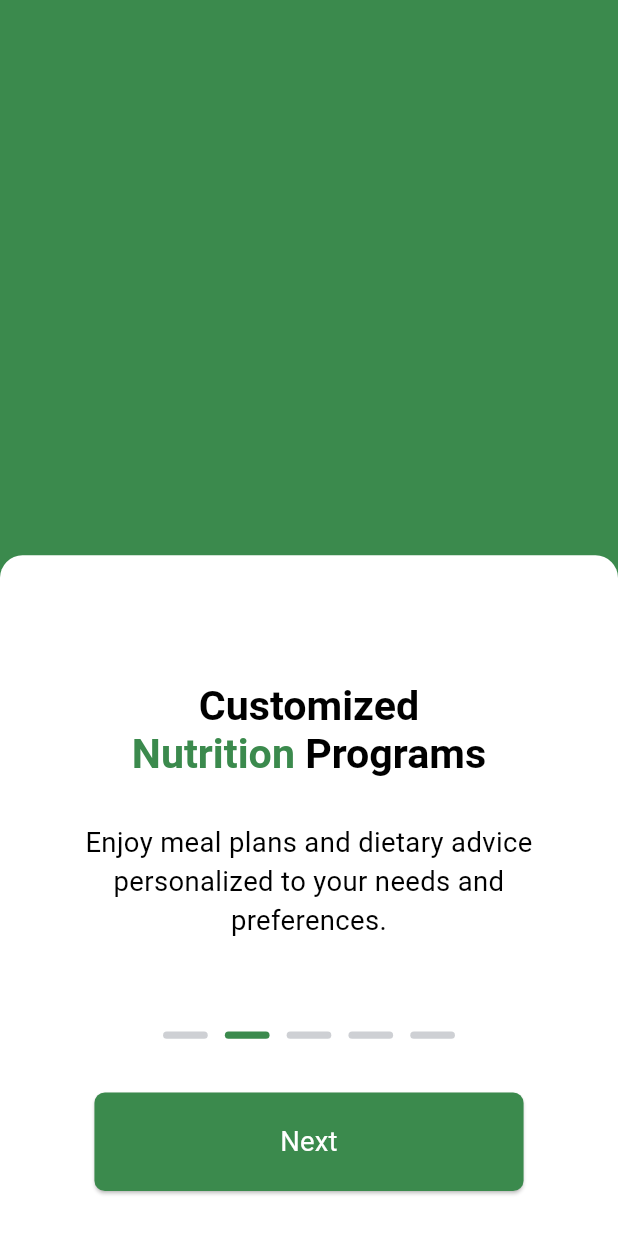
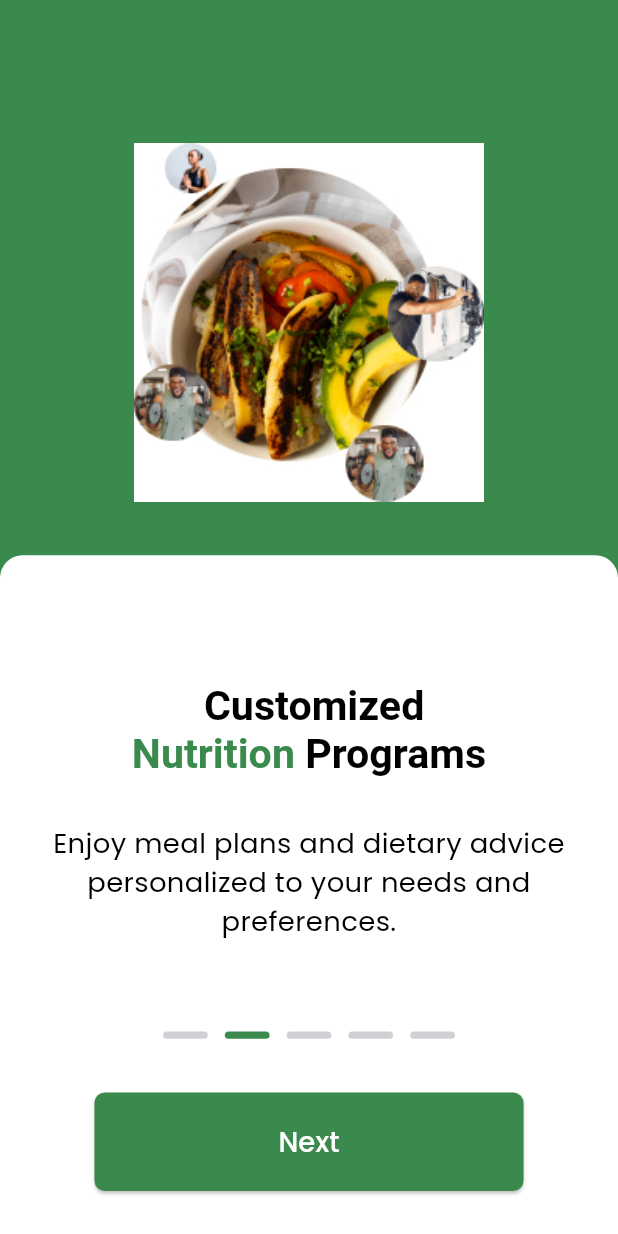
Before and after one commit to Figorate/figorate-mobile, a Flutter app: the screen it shows after launch, on a phone screen of 412 x 824 dp. Run offline on Flutter 3.47's test engine with Material 3 defaults, Android fonts, the phone set to English and light mode, and no system bars; drawn by our look-alikes of overlay_support; our stand-ins replace dio, flutter_screenutil, get_it, google_fonts, stacked; statements that could not run were skipped.

Commit message:
worked on get started and intro screen

```diff
--- a/lib/app.dart
+++ b/lib/app.dart
@@ -1,5 +1,6 @@
 import 'package:figorate_mobile/core/theme/app_colors.dart';
 import 'package:figorate_mobile/core/theme/app_theme.dart';
+import 'package:figorate_mobile/presentation/screens/intro/get_started.dart';
 import 'package:figorate_mobile/presentation/screens/splash/splash_screen.dart';
 import 'package:figorate_mobile/services/locator/service_locator.dart';
 import 'package:flutter/material.dart';
@@ -30,10 +31,13 @@ class _MyAppState extends State<MyApp> {
           return GestureDetector(
             child: MaterialApp(
               navigatorKey: navigationService.navigatorKey,
-              title: 'Nzinger',
+              title: 'Figorate',
               debugShowCheckedModeBanner: false,
               theme: getApplicationTheme(),
               home: const SplashScreen(),
+              routes: {
+                '/get-started': (context) => const GetStartedScreen(),
+              },
             ),
           );
         },
--- a/lib/core/constant/assets.dart
+++ b/lib/core/constant/assets.dart
@@ -1,3 +1,8 @@
 class Assets {
   static const String figorateLogo = 'assets/png/figorate_logo.png';
+  static const String firstPersonalizedIntro = 'assets/jpg/first-Personalised-Intro.jpg';
+  static const String secondPersonalizedIntro = 'assets/jpg/second-personalized-intro.jpg';
+  static const String thirdPersonalizedIntro = 'assets/jpg/third-personalized-intro.jpg';
+  static const String fourthPersonalizedIntro = 'assets/jpg/fourth-personalized-intro.jpg';
+  static const String fifthPersonalizedIntro = 'assets/jpg/fifth-personalized-intro.jpg';
 }
--- a/lib/core/theme/app_colors.dart
+++ b/lib/core/theme/app_colors.dart
@@ -2,8 +2,9 @@ import 'package:figorate_mobile/core/theme/app_theme.dart';
 import 'package:flutter/material.dart';
 
 class AppColors {
-  static Color black = const Color.fromARGB(0, 0, 0, 0);
-  static Color green = HexColor.fromHex('##3B8A4D');
+  static Color black = HexColor.fromHex("#000000");
+  static Color green = HexColor.fromHex('#3B8A4D');
+  static Color lightGreen = HexColor.fromHex("#4EB867");
   static Color white = HexColor.fromHex('#FFFFFF');
   static Color grey = HexColor.fromHex("#CED0D4");
 }
--- a/lib/core/theme/app_theme.dart
+++ b/lib/core/theme/app_theme.dart
@@ -1,6 +1,5 @@
 import 'package:figorate_mobile/core/theme/app_colors.dart';
 import 'package:flutter/material.dart';
-import 'package:flutter_screenutil/flutter_screenutil.dart';
 
 
 extension HexColor on Color {
@@ -21,15 +20,6 @@ ThemeData _appTheme = ThemeData(
         foregroundColor: AppColors.green,
       )
   ),
-  elevatedButtonTheme: ElevatedButtonThemeData(
-    style: ElevatedButton.styleFrom(
-      fixedSize: Size(250.w, 55.h),
-      backgroundColor: AppColors.green,
-      shape: RoundedRectangleBorder(
-        borderRadius: BorderRadius.circular(7),
-      ),
-    ),
-  ),
   primarySwatch: Colors.grey,
 );
 
--- a/lib/presentation/screens/carousel/carousel_screen.dart
+++ b/lib/presentation/screens/carousel/carousel_screen.dart
@@ -1,12 +1,24 @@
+import 'package:figorate_mobile/core/constant/assets.dart';
 import 'package:figorate_mobile/core/theme/app_colors.dart';
 import 'package:figorate_mobile/presentation/screens/carousel/carousel_view_model.dart';
+import 'package:figorate_mobile/presentation/widgets/custom_button.dart';
 import 'package:figorate_mobile/presentation/widgets/custom_text.dart';
+import 'package:figorate_mobile/presentation/widgets/text_highlighter.dart';
+import 'package:figorate_mobile/services/locator/service_locator.dart';
 import 'package:flutter/material.dart';
 import 'package:stacked/stacked.dart';
 import 'package:flutter_screenutil/flutter_screenutil.dart';
 
 class CarouselScreen extends StatelessWidget {
-  const CarouselScreen({super.key});
+  CarouselScreen({super.key});
+
+  final List<String> _images = [
+    Assets.firstPersonalizedIntro,
+    Assets.secondPersonalizedIntro,
+    Assets.thirdPersonalizedIntro,
+    Assets.fourthPersonalizedIntro,
+    Assets.fifthPersonalizedIntro,
+  ];
 
   @override
   Widget build(BuildContext context) {
@@ -16,7 +28,23 @@ class CarouselScreen extends StatelessWidget {
         viewModel.startAutoSlide();
       },
       builder: (context, viewModel, _) {
-        return Container(
+        return Scaffold(
+          body: Stack(
+            alignment: Alignment.bottomCenter,
+            children: [
+              Positioned(
+                top: 80.h,
+                left: 0,
+                right: 0,
+                child: Image.asset(
+                  _images[viewModel.currentPage],
+                  height: 200.h,
+                  fit: BoxFit.contain,
+                ),
+              ),
+              Align(
+                alignment: Alignment.bottomCenter,
+                child: Container(
                   height: 380.h,
                   decoration: BoxDecoration(
                     color: AppColors.white,
@@ -76,16 +104,23 @@ class CarouselScreen extends StatelessWidget {
                           }),
                         ),
                         SizedBox(height: 30.h),
-                ElevatedButton(
-                  onPressed: viewModel.goToNextSlide,
-                  child: CustomText(
-                    text: 'Next',
-                    color: AppColors.white,
-                    fontSize: 16.sp,
+                        CustomButton(
+                          onPressed: () {
+                            if (viewModel.currentPage == 4) {
+                              navigationService.pushNamed("/get-started");
+                            } else {
+                              viewModel.goToNextSlide();
+                            }
+                          },
+                          text: viewModel.currentPage == 4 ? 'Get started' : 'Next',
+                          textColor: AppColors.white,
+                        ),
+                      ],
+                    ),
+                  ),
                 ),
               ),
             ],
-            ),
           ),
         );
       },
@@ -93,29 +128,15 @@ class CarouselScreen extends StatelessWidget {
   }
 
   Widget _carouselItem(String title, String description, String highlightWord) {
-    List<String> words = title.split(' ');
     return Container(
       color: Colors.transparent,
       child: Column(
         mainAxisAlignment: MainAxisAlignment.center,
         children: [
           Center(
-            child: RichText(
-              textAlign: TextAlign.center,
-              text: TextSpan(
-                children: words.map<InlineSpan>((word) {
-                  return TextSpan(
-                    text: '$word ',
-                    style: TextStyle(
-                      fontSize: 24.sp,
-                      fontWeight: FontWeight.w600,
-                      color: (word.contains(highlightWord))
-                          ? AppColors.green
-                          : Colors.black,
-                    ),
-                  );
-                }).toList(),
-              ),
+            child: HighlightedText(
+              text: title,
+              highlightWord: highlightWord,
             ),
           ),
           SizedBox(height: 25.h),
--- /dev/null
+++ b/lib/presentation/screens/intro/get_started.dart
@@ -0,0 +1,62 @@
+import 'package:figorate_mobile/presentation/widgets/custom_button.dart';
+import 'package:figorate_mobile/presentation/widgets/custom_text.dart';
+import 'package:figorate_mobile/presentation/widgets/text_highlighter.dart';
+import 'package:figorate_mobile/services/locator/service_locator.dart';
+import 'package:flutter/material.dart';
+import 'package:figorate_mobile/core/theme/app_colors.dart';
+import 'package:flutter_screenutil/flutter_screenutil.dart';
+
+class GetStartedScreen extends StatelessWidget {
+  const GetStartedScreen
+({super.key});
+
+  @override
+  Widget build(BuildContext context) {
+    return Scaffold(
+      appBar: AppBar(
+        backgroundColor: AppColors.green,
+        elevation: 0,
+        leading: IconButton(
+          icon: Icon(Icons.arrow_back, color: AppColors.white),
+          onPressed: () {
+            navigationService.pop();
+          },
+        ),
+      ),
+      body: Padding(
+        padding: const EdgeInsets.all(10),
+        child: Column(
+          crossAxisAlignment: CrossAxisAlignment.start,
+          children: [
+            SizedBox(height: 80.h),
+            HighlightedText(
+              text: "Get Started To.\n Personalize \n Your Experience",
+              highlightWord: "Personalize",
+              highlightColor: AppColors.lightGreen,
+              defaultColor: AppColors.white,
+              textAlign: TextAlign.left,
+              fontSize: 28.sp,
+            ),
+            SizedBox(height: 40.h),
+            CustomText(
+              text:
+                  'To create a personalized nutritions and training plan for You, built by Our team \nof experts in medical and fitness',
+              color: AppColors.white,
+              fontSize: 16.sp,
+              textAlign: TextAlign.left,
+            ),
+            SizedBox(height: 100.h),
+            Center(
+              child: CustomButton(
+                onPressed: () {},
+                text: 'Get Started',
+                fontWeight: FontWeight.w600,
+                backgroundColor: AppColors.white,
+              ),
+            ),
+          ],
+        ),
+      ),
+    );
+  }
+}
--- a/lib/presentation/screens/intro/intro.dart
+++ b/lib/presentation/screens/intro/intro.dart
@@ -7,7 +7,7 @@ class IntroScreen extends StatelessWidget {
 
   @override
   Widget build(BuildContext context) {
-    return const Scaffold(
+    return Scaffold(
       body: Align(
         alignment: Alignment.bottomCenter,
         child:  CarouselScreen(),
--- /dev/null
+++ b/lib/presentation/widgets/custom_button.dart
@@ -0,0 +1,48 @@
+import 'package:figorate_mobile/core/theme/app_colors.dart';
+import 'package:figorate_mobile/presentation/widgets/custom_text.dart';
+import 'package:flutter/material.dart';
+import 'package:flutter_screenutil/flutter_screenutil.dart';
+
+class CustomButton extends StatelessWidget {
+  final String text;
+  final VoidCallback onPressed;
+  final double? width;
+  final double? height;
+  final FontWeight? fontWeight;
+  final Color? backgroundColor;
+  final Color? textColor;
+
+  const CustomButton({
+    super.key,
+    required this.text,
+    required this.onPressed,
+    this.width,
+    this.height,
+    this.fontWeight,
+    this.backgroundColor,
+    this.textColor,
+  });
+
+  @override
+  Widget build(BuildContext context) {
+    return SizedBox(
+      width: (width ?? 250.w),
+      height: (height ?? 55.h),
+      child: ElevatedButton(
+        onPressed: onPressed,
+        style: ElevatedButton.styleFrom(
+          backgroundColor: backgroundColor ?? AppColors.green,
+          shape: RoundedRectangleBorder(
+            borderRadius: BorderRadius.circular(7),
+          ),
+        ),
+        child: CustomText(
+          text: text,
+          fontWeight: fontWeight,
+          color: textColor ?? AppColors.green,
+          fontSize: 16.sp,
+        ),
+      ),
+    );
+  }
+}
--- a/lib/presentation/widgets/custom_text.dart
+++ b/lib/presentation/widgets/custom_text.dart
@@ -1,4 +1,5 @@
 import 'package:flutter/material.dart';
+import 'package:google_fonts/google_fonts.dart';
 
 class CustomText extends StatelessWidget {
   final String text;
@@ -20,8 +21,7 @@ class CustomText extends StatelessWidget {
   Widget build(BuildContext context) {
     return Text(
       text,
-      style: TextStyle(
-        fontFamily: 'Poppins',
+      style: GoogleFonts.poppins(
         fontSize: fontSize,
         fontWeight: fontWeight,
         color: color,
--- /dev/null
+++ b/lib/presentation/widgets/text_highlighter.dart
@@ -0,0 +1,42 @@
+import 'package:figorate_mobile/core/theme/app_colors.dart';
+import 'package:flutter/material.dart';
+import 'package:flutter_screenutil/flutter_screenutil.dart';
+
+class HighlightedText extends StatelessWidget {
+  final String text;
+  final String highlightWord;
+  final Color? highlightColor;
+  final Color? defaultColor;
+  final TextAlign textAlign;
+  final double fontSize;
+
+  const HighlightedText({
+    super.key,
+    required this.text,
+    required this.highlightWord,
+    this.highlightColor,
+    this.defaultColor,
+    this.textAlign = TextAlign.center,
+    this.fontSize = 24,
+  });
+
+  @override
+  Widget build(BuildContext context) {
+    List<String> words = text.split(' ');
+    return RichText(
+      textAlign: textAlign,
+      text: TextSpan(
+        children: words.map<InlineSpan>((word) {
+          return TextSpan(
+            text: ' $word',
+            style: TextStyle(
+              fontSize: fontSize.sp,
+              fontWeight: FontWeight.w600,
+              color: word.contains(highlightWord) ? (highlightColor ?? AppColors.green) : (defaultColor ?? AppColors.black),
+            ),
+          );
+        }).toList(),
+      ),
+    );
+  }
+}
```
Also changed, not shown: assets/jpg/fifth-personalized-intro.jpg (added), assets/jpg/first-Personalised-Intro.jpg (added), assets/jpg/fourth-personalized-intro.jpg (added), assets/jpg/second-personalized-intro.jpg (added), assets/jpg/third-personalized-intro.jpg (added), lib/services/navigation/navigation_service.dart (line endings or trailing spaces). Lines whose indentation alone changed are shown as unchanged.
